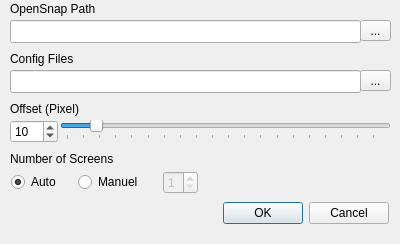
The window that mainwindow.ui (bliet/opensnap_gui) describes before a commit, drawn with Qt 5.
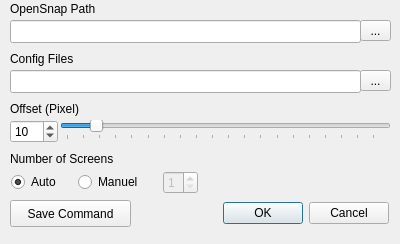
The same window after the commit.

Commit message: Added: Save the Command as a Shell Script

The edit to the form file:
```diff
--- a/mainwindow.ui
+++ b/mainwindow.ui
@@ -220,6 +220,19 @@
      <string/>
     </property>
    </widget>
+   <widget class="QPushButton" name="pushButton">
+    <property name="geometry">
+     <rect>
+      <x>10</x>
+      <y>200</y>
+      <width>121</width>
+      <height>27</height>
+     </rect>
+    </property>
+    <property name="text">
+     <string>Save Command</string>
+    </property>
+   </widget>
   </widget>
   <action name="actionSave_as">
    <property name="text">
```
Left out of the diff: 21 changed lines with no effect on the pictures. The commit also changes 3 other files.
